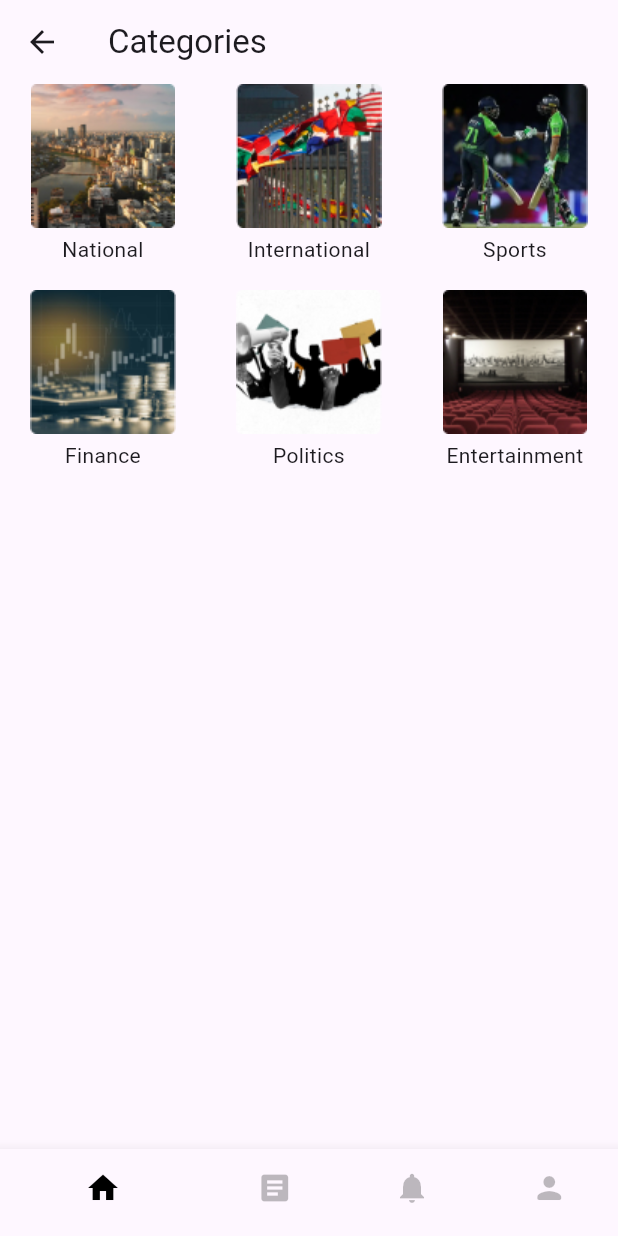
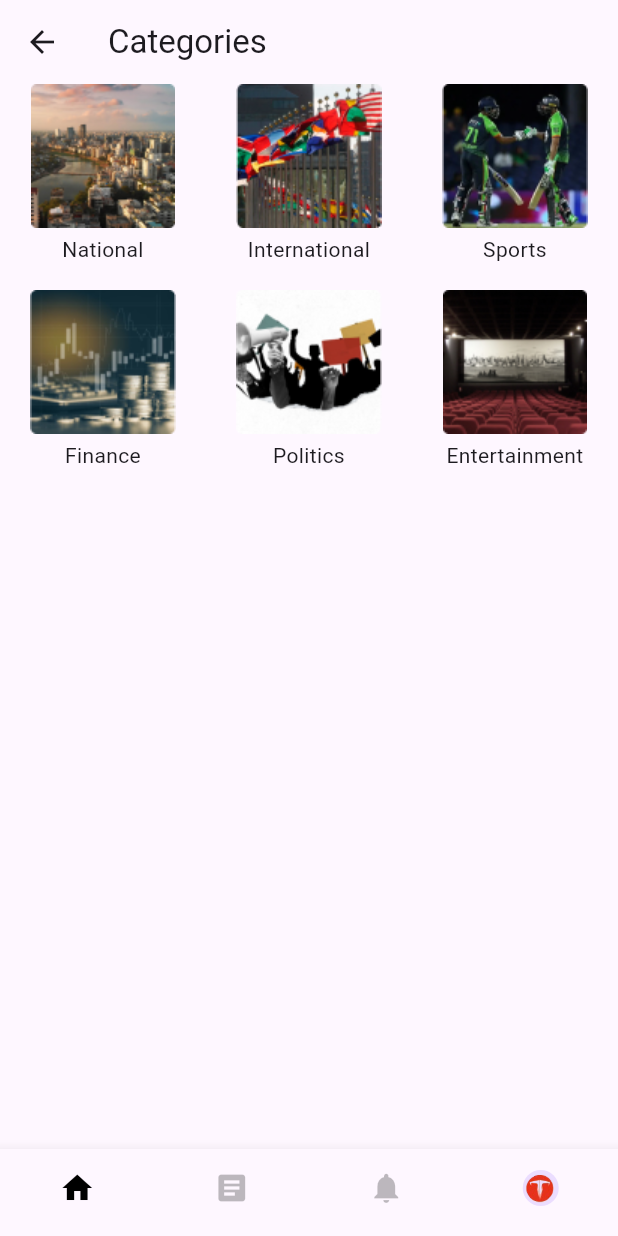
Before and after one commit to srksifat-dev/daily_topper, a Flutter app: the screen it shows after launch, after a tap on "View All", on a phone screen of 412 x 824 dp. Run offline on Flutter 3.47's test engine with Material 3 defaults, Android fonts, the phone set to English and light mode, and no system bars; our stand-ins replace animate_do, get, go_router, infinite_carousel, shimmer.

Commit message:
- All is well 🤞

```diff
--- a/lib/core/routes/navbar.dart
+++ b/lib/core/routes/navbar.dart
@@ -20,21 +20,25 @@ class ScaffoldWithNestedNavigation extends StatelessWidget {
     return Scaffold(
       body: navigationShell,
       bottomNavigationBar: BottomNavigationBar(
-        items: const [
-          BottomNavigationBarItem(
+        type: BottomNavigationBarType.fixed,
+        items: [
+          const BottomNavigationBarItem(
             icon: Icon(Icons.home),
             label: "Home",
           ),
-          BottomNavigationBarItem(
+          const BottomNavigationBarItem(
             icon: Icon(Icons.article),
             label: "Article",
           ),
-          BottomNavigationBarItem(
+          const BottomNavigationBarItem(
             icon: Icon(Icons.notifications),
             label: "Notification",
           ),
           BottomNavigationBarItem(
-            icon: Icon(Icons.person_rounded),
+            icon: CircleAvatar(
+              radius: 12,
+              child: Image.asset("assets/images/logo.png"),
+            ),
             label: "Profile",
           ),
         ],
--- a/lib/main.dart
+++ b/lib/main.dart
@@ -13,6 +13,7 @@ class MyApp extends StatelessWidget {
   @override
   Widget build(BuildContext context) {
     return GetMaterialApp.router(
+      debugShowCheckedModeBanner: false,
       theme: ThemeData(
         colorScheme: ColorScheme.fromSeed(seedColor: Colors.deepPurple),
         useMaterial3: true,
--- a/lib/repository/news_repository.dart
+++ b/lib/repository/news_repository.dart
@@ -2,13 +2,18 @@ import 'package:daily_topper/core/data/dummy_data.dart';
 import 'package:daily_topper/models/news_model.dart';
 
 class NewsRepository{
+  // TODO: This will be instance of network service class
   final dummyData = Dummy();
 
+  // Get all news from API
   List<NewsModel> getNews(){
+    // TODO: This will be network calling
     return dummyData.news;
   }
 
+  // Get all categories if there is a separated categories API end point
   List<Map<String,String>>getCategories(){
+    // TODO: This will be network calling
     return dummyData.categories;
   }
 }
--- a/lib/res/localization/languages.dart
+++ b/lib/res/localization/languages.dart
@@ -17,6 +17,8 @@ class Languages extends Translations {
           "at":"at",
           "source":"Source",
           "related_news":"Related News",
+          "error" : "Something went wrong",
         }
+        // TODO: More Map<String,String> for different languages
       };
 }
--- /dev/null
+++ b/lib/utils/widgets/logo.dart
@@ -0,0 +1,32 @@
+import 'package:flutter/material.dart';
+import 'package:get/get_utils/src/extensions/internacionalization.dart';
+
+Widget logo(BuildContext context) {
+  return Row(
+    mainAxisAlignment: MainAxisAlignment.center,
+    crossAxisAlignment: CrossAxisAlignment.center,
+    children: [
+      Image.asset("assets/images/logo.png"),
+      Column(
+        crossAxisAlignment: CrossAxisAlignment.end,
+        children: [
+          Text(
+            "app_name".tr,
+            style: Theme.of(context).textTheme.titleLarge!.copyWith(
+              fontFamily: "Roboto",
+              fontWeight: FontWeight.bold,
+            ),
+          ),
+          Text(
+            "app_moto".tr,
+            style: Theme.of(context).textTheme.bodySmall!.copyWith(
+              fontFamily: "Roboto",
+              fontStyle: FontStyle.italic,
+              color: Colors.black87,
+            ),
+          ),
+        ],
+      )
+    ],
+  );
+}
--- /dev/null
+++ b/lib/utils/widgets/placeholders.dart
@@ -0,0 +1,181 @@
+import 'package:daily_topper/utils/extensions/screen_size_extension.dart';
+import 'package:flutter/material.dart';
+
+class LogoPlaceholder extends StatelessWidget {
+  const LogoPlaceholder({super.key});
+
+  @override
+  Widget build(BuildContext context) {
+    return Container(
+      width: context.screenWidth * 45,
+      height: 50,
+      margin: const EdgeInsets.all(16.0),
+      decoration: BoxDecoration(
+        borderRadius: BorderRadius.circular(12.0),
+        color: Colors.white,
+      ),
+    );
+  }
+}
+
+class ButtonPlaceholder extends StatelessWidget {
+  final double width;
+
+  const ButtonPlaceholder({
+    super.key,
+    required this.width,
+  });
+
+  @override
+  Widget build(BuildContext context) {
+    return Padding(
+      padding: const EdgeInsets.symmetric(horizontal: 16.0, vertical: 8),
+      child: Container(
+        width: width,
+        height: 32.0,
+        decoration: BoxDecoration(
+          color: Colors.white,
+          borderRadius: BorderRadius.circular(32),
+        ),
+      ),
+    );
+  }
+}
+
+class CarouselPlaceholder extends StatelessWidget {
+
+  const CarouselPlaceholder({
+    super.key,
+  });
+
+  @override
+  Widget build(BuildContext context) {
+    return Column(
+      children: [
+        const Row(
+          mainAxisAlignment: MainAxisAlignment.spaceBetween,
+          children: [
+            ButtonPlaceholder(width: 120),
+            ButtonPlaceholder(width: 100),
+          ],
+        ),
+        Row(
+          children: [
+            const SizedBox(width: 16,),
+
+            Container(
+              width: 80,
+              height: 80,
+              decoration: BoxDecoration(
+                color: Colors.white,
+                borderRadius: BorderRadius.circular(16),
+              ),
+            ),
+            const SizedBox(width: 8,),
+            Container(
+              width: 80,
+              height: 80,
+              decoration: BoxDecoration(
+                color: Colors.white,
+                borderRadius: BorderRadius.circular(16),
+              ),
+            ),
+            const SizedBox(width: 4,),
+
+            Container(
+              width: 100,
+              height: 100,
+              decoration: BoxDecoration(
+                color: Colors.white,
+                borderRadius: BorderRadius.circular(16),
+              ),
+            ),
+            const SizedBox(width: 4,),
+
+            Container(
+              width: 80,
+              height: 80,
+              decoration: BoxDecoration(
+                color: Colors.white,
+                borderRadius: BorderRadius.circular(16),
+              ),
+            ),
+            const SizedBox(width: 8,),
+
+            Container(
+              width: 20,
+              height: 80,
+              decoration: BoxDecoration(
+                color: Colors.white,
+                borderRadius: BorderRadius.circular(16),
+              ),
+            ),
+          ],
+        )
+
+      ],
+    );
+  }
+}
+
+enum ContentLineType {
+  twoLines,
+  threeLines,
+}
+
+class ContentPlaceholder extends StatelessWidget {
+  final ContentLineType lineType;
+
+  const ContentPlaceholder({
+    super.key,
+    required this.lineType,
+  });
+
+  @override
+  Widget build(BuildContext context) {
+    return Padding(
+      padding: const EdgeInsets.symmetric(horizontal: 16.0),
+      child: Row(
+        mainAxisSize: MainAxisSize.max,
+        crossAxisAlignment: CrossAxisAlignment.center,
+        children: [
+          Container(
+            width: 96.0,
+            height: 72.0,
+            decoration: BoxDecoration(
+              borderRadius: BorderRadius.circular(12.0),
+              color: Colors.white,
+            ),
+          ),
+          const SizedBox(width: 12.0),
+          Expanded(
+            child: Column(
+              mainAxisSize: MainAxisSize.min,
+              crossAxisAlignment: CrossAxisAlignment.start,
+              children: [
+                Container(
+                  width: double.infinity,
+                  height: 10.0,
+                  color: Colors.white,
+                  margin: const EdgeInsets.only(bottom: 8.0),
+                ),
+                if (lineType == ContentLineType.threeLines)
+                  Container(
+                    width: double.infinity,
+                    height: 10.0,
+                    color: Colors.white,
+                    margin: const EdgeInsets.only(bottom: 8.0),
+                  ),
+                Container(
+                  width: 100.0,
+                  height: 10.0,
+                  color: Colors.white,
+                )
+              ],
+            ),
+          )
+        ],
+      ),
+    );
+  }
+}
--- a/lib/utils/widgets/text_splitter.dart
+++ b/lib/utils/widgets/text_splitter.dart
@@ -1,11 +1,13 @@
 import 'package:flutter/material.dart';
 
+// The class is for splitting string according to its boundary
 class TextSplitter {
   final double maxWidth;
   final TextStyle textStyle;
 
   TextSplitter({required this.maxWidth, required this.textStyle});
 
+  // This method split the string and give us List<String>
   List<String> splitText(String text) {
     List<String> lines = [];
     String remainingText = text;
--- a/lib/view/all_categories_screen.dart
+++ b/lib/view/all_categories_screen.dart
@@ -3,6 +3,7 @@ import 'package:daily_topper/view_models/controller/news_view_model_controller.d
 import 'package:flutter/material.dart';
 import 'package:get/get_core/src/get_main.dart';
 import 'package:get/get_instance/get_instance.dart';
+import 'package:get/get_state_manager/src/rx_flutter/rx_obx_widget.dart';
 import 'package:get/get_utils/src/extensions/internacionalization.dart';
 
 class AllCategoriesScreen extends StatelessWidget {
@@ -11,16 +12,20 @@ class AllCategoriesScreen extends StatelessWidget {
   final newsController = Get.put(NewsViewModelController());
   @override
   Widget build(BuildContext context) {
-    List<Map<String,String>> categories = newsController.getCategories();
     return Scaffold(
       appBar: buildAppBar(),
-      body: buildBody(categories),
+      body: buildBody(),
     );
   }
 
-  Widget buildBody(List<Map<String, String>> categories) {
+  Widget buildBody() {
+    return Obx(() {
+      switch (newsController.rxStatus.value){
+        case Status.Loading:
+          return const CircularProgressIndicator();
+        case Status.Loaded:
           return GridView.builder(
-      itemCount: categories.length,
+            itemCount: newsController.rxCategoryList.length,
             gridDelegate: const SliverGridDelegateWithFixedCrossAxisCount(
               crossAxisCount: 3,
               childAspectRatio: 1,
@@ -30,19 +35,25 @@ class AllCategoriesScreen extends StatelessWidget {
               child: Column(
                 children: [
                   Image.asset(
-              categories[index]["image"]!,
+                    newsController.rxCategoryList[index]["image"]!,
                     fit: BoxFit.cover,
                   ),
                   const SizedBox(
                     height: 4,
                   ),
                   Text(
-              categories[index]["label"]!,
+                    newsController.rxCategoryList[index]["label"]!,
                     textAlign: TextAlign.center,
                   ),
                 ],
               ),
             ),
+          );
+        case Status.Error:
+          return Center(child: Text("error".tr),);
+      }
+
+      }
     );
   }
 
--- a/lib/view/home_screen.dart
+++ b/lib/view/home_screen.dart
@@ -3,14 +3,17 @@ import 'package:daily_topper/models/news_model.dart';
 import 'package:daily_topper/utils/extensions/screen_size_extension.dart';
 import 'package:daily_topper/utils/extensions/widget_extensions.dart';
 import 'package:daily_topper/utils/widgets/carousel.dart';
+import 'package:daily_topper/view/loading_home_screen.dart';
 import 'package:daily_topper/view_models/controller/news_view_model_controller.dart';
 import 'package:flutter/material.dart';
 import 'package:get/get_core/src/get_main.dart';
 import 'package:get/get_instance/get_instance.dart';
+import 'package:get/get_state_manager/src/rx_flutter/rx_obx_widget.dart';
 import 'package:get/get_utils/src/extensions/internacionalization.dart';
 import 'package:go_router/go_router.dart';
 
 import '../core/routes/routes.dart';
+import '../utils/widgets/logo.dart';
 
 class HomeScreen extends StatelessWidget {
   HomeScreen({super.key});
@@ -19,15 +22,17 @@ class HomeScreen extends StatelessWidget {
 
   @override
   Widget build(BuildContext context) {
-    List<Map<String, String>> categories = newsController.getCategories();
-    List<NewsModel> news = newsController.getNews();
     return Scaffold(
-      body: buildBody(context, categories, news),
+      body: buildBody(context),
     );
   }
 
-  Widget buildBody(BuildContext context, List<Map<String, String>> categories,
-      List<NewsModel> news) {
+  Widget buildBody(BuildContext context) {
+    return Obx(() {
+      switch (newsController.rxStatus.value) {
+        case Status.Loading:
+          return loadingHomeScreen(context);
+        case Status.Loaded:
           return SafeArea(
             child: Column(
               children: [
@@ -35,15 +40,21 @@ class HomeScreen extends StatelessWidget {
                 buildQuickAction(context: context).paddingAll(16),
                 buildCarouselSectionTitle(context),
                 ImageCarousel(
-            elementlist: categories,
+                  elementlist: newsController.rxCategoryList,
                 ),
                 const SizedBox(
                   height: 8,
                 ),
-          buildNewsSection(news)
+                buildNewsSection(newsController.rxNewsList)
               ],
             ),
           );
+        case Status.Error:
+          return Center(
+            child: Text("error".tr),
+          );
+      }
+    });
   }
 
   Widget buildCarouselSectionTitle(BuildContext context) {
@@ -175,34 +186,4 @@ class HomeScreen extends StatelessWidget {
       icon: Icon(icon).paddingOnly(right: 8),
     );
   }
-
-  Widget logo(BuildContext context) {
-    return Row(
-      mainAxisAlignment: MainAxisAlignment.center,
-      crossAxisAlignment: CrossAxisAlignment.center,
-      children: [
-        Image.asset("assets/images/logo.png"),
-        Column(
-          crossAxisAlignment: CrossAxisAlignment.end,
-          children: [
-            Text(
-              "app_name".tr,
-              style: Theme.of(context).textTheme.titleLarge!.copyWith(
-                    fontFamily: "Roboto",
-                    fontWeight: FontWeight.bold,
-                  ),
-            ),
-            Text(
-              "app_moto".tr,
-              style: Theme.of(context).textTheme.bodySmall!.copyWith(
-                    fontFamily: "Roboto",
-                    fontStyle: FontStyle.italic,
-                    color: Colors.black87,
-                  ),
-            ),
-          ],
-        )
-      ],
-    );
 }
-}
--- /dev/null
+++ b/lib/view/loading_home_screen.dart
@@ -0,0 +1,49 @@
+import 'package:daily_topper/utils/widgets/logo.dart';
+import 'package:daily_topper/utils/widgets/placeholders.dart';
+import 'package:flutter/material.dart';
+import 'package:shimmer/shimmer.dart';
+
+Widget loadingHomeScreen(BuildContext context) {
+  return Shimmer.fromColors(
+    baseColor: Colors.grey.shade300,
+    enabled: true,
+    highlightColor: Colors.grey.shade100,
+    child: SafeArea(
+      child: Column(
+        children: [
+          logo(context),
+          const SizedBox(
+            width: double.infinity,
+            child: Column(
+              crossAxisAlignment: CrossAxisAlignment.start,
+              mainAxisSize: MainAxisSize.min,
+              children: [
+                ButtonPlaceholder(width: 150.0),
+                ButtonPlaceholder(width: 160.0),
+                ButtonPlaceholder(width: 180.0),
+                ButtonPlaceholder(width: 160.0),
+              ],
+            ),
+          ),
+          const SizedBox(height: 16.0),
+          const CarouselPlaceholder(),
+          const SizedBox(height: 16,),
+
+          const ContentPlaceholder(
+            lineType: ContentLineType.twoLines,
+          ),
+          const SizedBox(height: 16,),
+
+          const ContentPlaceholder(
+            lineType: ContentLineType.twoLines,
+          ),
+          const SizedBox(height: 16,),
+
+          const ContentPlaceholder(
+            lineType: ContentLineType.twoLines,
+          ),
+        ],
+      ),
+    ),
+  );
+}
--- a/lib/view_models/controller/news_view_model_controller.dart
+++ b/lib/view_models/controller/news_view_model_controller.dart
@@ -3,17 +3,42 @@ import 'package:daily_topper/repository/news_repository.dart';
 import 'package:flutter/cupertino.dart';
 import 'package:get/get.dart';
 
+enum Status{
+  Loading,
+  Loaded,
+  Error,
+}
+
 class NewsViewModelController extends GetxController{
   final carouselScrollController = ScrollController().obs;
   final carouselIndex = 0.obs;
 
+  final rxStatus = Status.Loading.obs;
+  final rxNewsList = <NewsModel>[].obs;
+  final rxCategoryList = <Map<String,String>>[].obs;
+
+  void setStatus(Status status) => rxStatus.value = status;
+  void setNewsList(List<NewsModel> news) => rxNewsList.value = news;
+  void setCategoryList(List<Map<String,String>> categories) => rxCategoryList.value = categories;
+
   final api = NewsRepository();
 
-  List<NewsModel> getNews(){
-    return api.getNews();
+  @override
+  void onInit() {
+    getNews();
+    getCategories();
+    super.onInit();
   }
 
-  List<Map<String,String>>getCategories(){
-    return api.getCategories();
+  void getNews()async{
+    setStatus(Status.Loading);
+    await Future.delayed(const Duration(seconds: 3)).then((_)=> setStatus(Status.Loaded));
+    setNewsList(api.getNews());
+  }
+
+  void getCategories()async{
+    setStatus(Status.Loading);
+    await Future.delayed(const Duration(seconds: 3)).then((_)=> setStatus(Status.Loaded));
+    setCategoryList(api.getCategories());
   }
 }
--- a/pubspec.yaml
+++ b/pubspec.yaml
@@ -42,6 +42,7 @@ dependencies:
   infinite_carousel: ^1.1.1
   go_router: ^14.3.0
   animate_do: ^3.3.4
+  shimmer: ^3.0.0
 
 dev_dependencies:
   flutter_test:
```
Also changed, not shown: lib/core/exceptions/app_exceptions.dart (deleted, +0 -31 lines), lib/core/routes/route_generator.dart (+4 -4 lines), lib/utils/widgets/carousel.dart (+0 -22 lines), lib/view/news_details_screen.dart (+94 -84 lines), pubspec.lock. Lines whose indentation alone changed are shown as unchanged.
